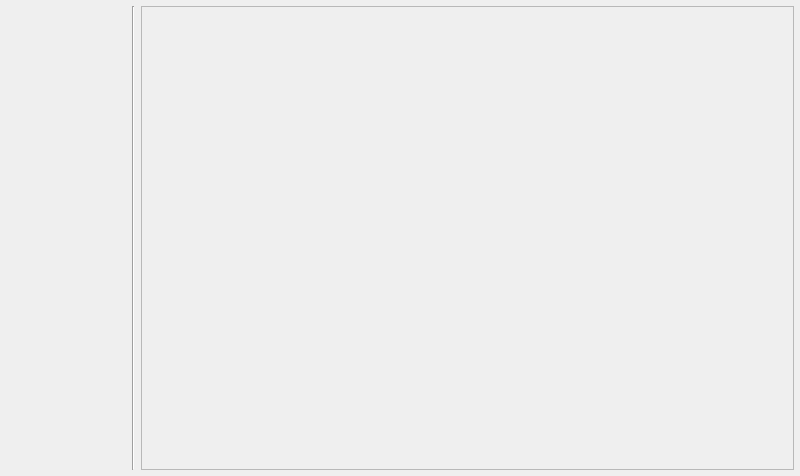
Qt form ui/import_fieldlogger.ui (HenrikSpa/qgis-midvatten-plugin) before a commit.
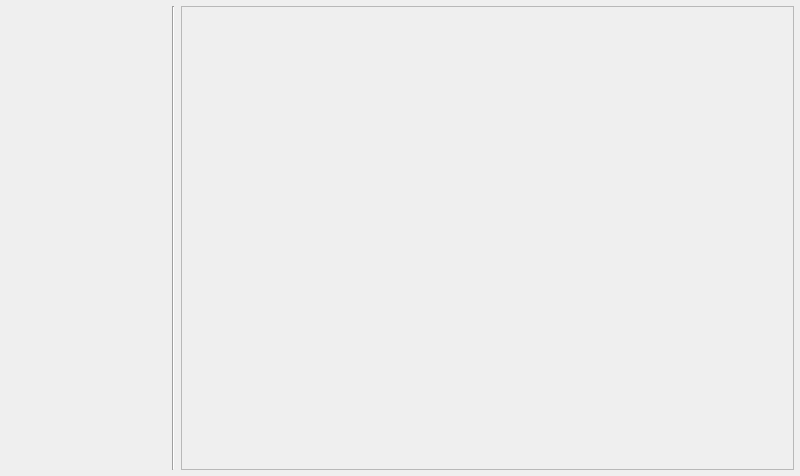
The same form after that commit.

Commit message:
ux: move format combo to left panel for top-to-bottom workflow
The format selector was in the right-side settings panel while the
action buttons were in the left panel, causing users to select files
before setting the format.  Moving the combo to the top of the left
panel creates a natural Format → Files → Import workflow.

Left panel minimum width increased from 120px to 160px to fit the
combo text.

Diff of the .ui file:
```diff
--- a/ui/import_fieldlogger.ui
+++ b/ui/import_fieldlogger.ui
@@ -37,7 +37,7 @@
       </property>
       <property name="minimumSize">
        <size>
-        <width>120</width>
+        <width>160</width>
         <height>0</height>
        </size>
       </property>
```
The commit also changes 1 other file.
